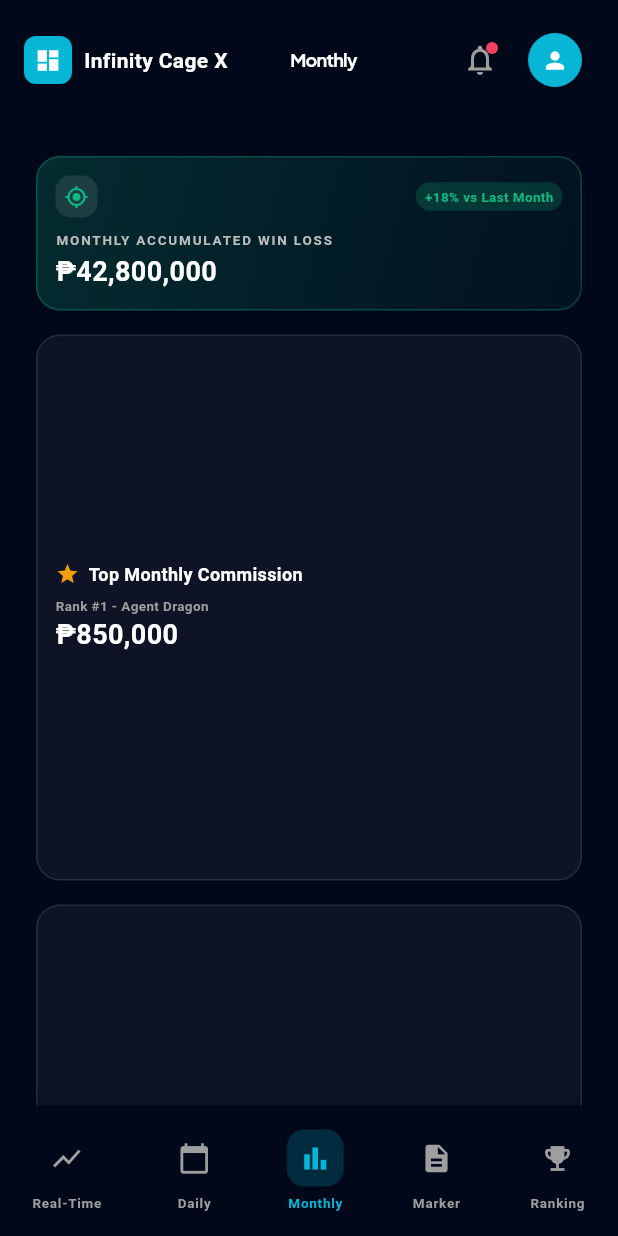
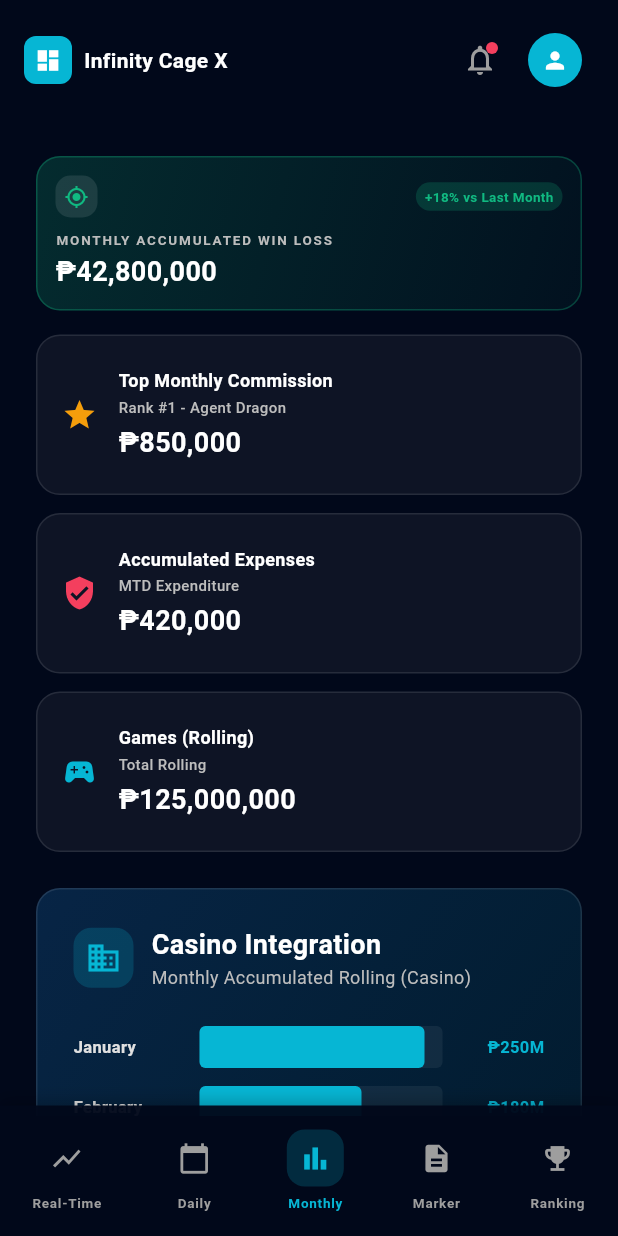
Before and after one commit to RjM091309/cageApp, a Flutter app: the screen it shows after launch, item 3 of the bottom bar chosen, on a phone screen of 412 x 824 dp. Run offline on Flutter 3.47's test engine with Material 3 defaults, Android fonts, the phone set to English and light mode, and no system bars; our stand-ins replace fl_chart, google_fonts.

Commit message:
monthly metric card adjust size

```diff
--- a/lib/screens/layout_screen.dart
+++ b/lib/screens/layout_screen.dart
@@ -336,15 +336,11 @@ class _LayoutScreenState extends State<LayoutScreen> {
               ],
             ),
           if (!isWide) const Spacer(),
-          isWide
-              ? Text(
-                  _viewLabel,
-                  style: GoogleFonts.plusJakartaSans(fontSize: 24, fontWeight: FontWeight.w700, color: Colors.white, letterSpacing: -0.5),
-                )
-              : Text(
-                  _viewLabel,
-                  style: GoogleFonts.plusJakartaSans(fontSize: 12, fontWeight: FontWeight.w700, color: Colors.white, letterSpacing: -0.5),
-                ),
+          if (isWide)
+            Text(
+              _viewLabel,
+              style: GoogleFonts.plusJakartaSans(fontSize: 24, fontWeight: FontWeight.w700, color: Colors.white, letterSpacing: -0.5),
+            ),
           const Spacer(),
           if (isWide)
             Container(
--- a/lib/screens/monthly_view.dart
+++ b/lib/screens/monthly_view.dart
@@ -47,16 +47,29 @@ class _MonthlyViewState extends State<MonthlyView> {
         const SizedBox(height: 16),
         LayoutBuilder(
           builder: (context, constraints) {
+            final isWide = constraints.maxWidth > 700;
+            if (isWide) {
               return GridView.count(
                 shrinkWrap: true,
                 physics: const NeverScrollableScrollPhysics(),
-              crossAxisCount: constraints.maxWidth > 700 ? 3 : 1,
-              mainAxisSpacing: 16,
-              crossAxisSpacing: 16,
-              childAspectRatio: constraints.maxWidth > 700 ? 1.9 : 1.0,
+                crossAxisCount: 3,
+                mainAxisSpacing: 12,
+                crossAxisSpacing: 12,
+                childAspectRatio: 1.9,
                 children: [
                   _metricCard('Top Monthly Commission', 'Rank #1 - Agent Dragon', _fmt.format(850000), Icons.star, amberAccent),
                   _metricCard('Accumulated Expenses', 'MTD Expenditure', _fmt.format(420000), Icons.verified_user, roseAccent),
+                  _metricCard('Games (Rolling)', 'Total Rolling', _fmt.format(125000000), Icons.sports_esports, cyanAccent),
+                ],
+              );
+            }
+            return Column(
+              mainAxisSize: MainAxisSize.min,
+              children: [
+                _metricCard('Top Monthly Commission', 'Rank #1 - Agent Dragon', _fmt.format(850000), Icons.star, amberAccent),
+                const SizedBox(height: 12),
+                _metricCard('Accumulated Expenses', 'MTD Expenditure', _fmt.format(420000), Icons.verified_user, roseAccent),
+                const SizedBox(height: 12),
                 _metricCard('Games (Rolling)', 'Total Rolling', _fmt.format(125000000), Icons.sports_esports, cyanAccent),
               ],
             );
@@ -183,29 +196,46 @@ class _MonthlyViewState extends State<MonthlyView> {
 
   Widget _metricCard(String title, String sub, String value, IconData icon, Color color) {
     return Container(
-      padding: const EdgeInsets.symmetric(horizontal: 12, vertical: 10),
+      padding: const EdgeInsets.symmetric(horizontal: 16, vertical: 21),
       decoration: BoxDecoration(
         color: cardBg,
         borderRadius: BorderRadius.circular(16),
         border: Border.all(color: borderColor),
       ),
+      child: Row(
+        crossAxisAlignment: CrossAxisAlignment.center,
+        children: [
+          Icon(icon, size: 24, color: color),
+          const SizedBox(width: 14),
+          Expanded(
             child: Column(
               crossAxisAlignment: CrossAxisAlignment.start,
               mainAxisAlignment: MainAxisAlignment.center,
               mainAxisSize: MainAxisSize.min,
               children: [
-          Row(
-            children: [
-              Icon(icon, size: 16, color: color),
-              const SizedBox(width: 6),
-              Expanded(
-                child: Text(title, style: const TextStyle(fontSize: 12, fontWeight: FontWeight.w600, color: Colors.white), overflow: TextOverflow.ellipsis),
+                Text(
+                  title,
+                  style: const TextStyle(fontSize: 12, fontWeight: FontWeight.bold, color: Colors.white),
+                  overflow: TextOverflow.ellipsis,
+                  maxLines: 1,
+                ),
+                const SizedBox(height: 2),
+                Text(
+                  sub,
+                  style: TextStyle(fontSize: 10, color: Colors.grey[400], fontWeight: FontWeight.w500),
+                  overflow: TextOverflow.ellipsis,
+                  maxLines: 1,
+                ),
+                const SizedBox(height: 4),
+                Text(
+                  value,
+                  style: const TextStyle(fontSize: 18, fontWeight: FontWeight.bold, color: Colors.white),
+                  overflow: TextOverflow.ellipsis,
+                  maxLines: 1,
                 ),
               ],
             ),
-          const SizedBox(height: 6),
-          Text(sub, style: TextStyle(fontSize: 9, color: Colors.grey[500], fontWeight: FontWeight.bold)),
-          Text(value, style: const TextStyle(fontSize: 18, fontWeight: FontWeight.bold, color: Colors.white)),
+          ),
         ],
       ),
     );
```
Lines whose indentation alone changed are shown as unchanged.
